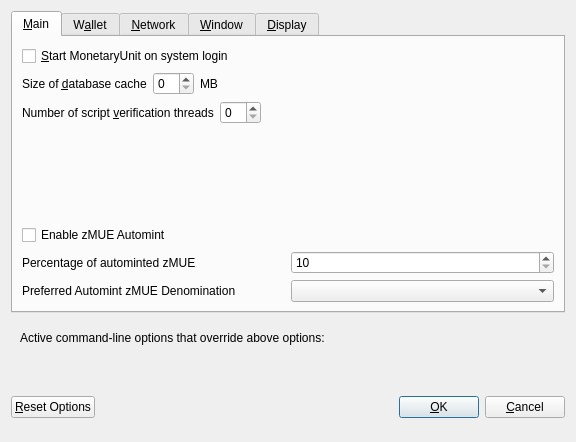
The window that src/qt/forms/optionsdialog.ui (theboldproject/BOLD) describes before a commit, drawn with Qt 5.
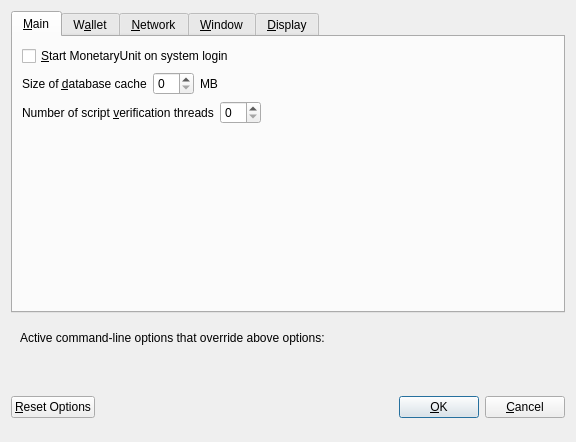
The same window after the commit. The open tabs and pages were chosen to show the change. Custom widgets are drawn as their Qt base class.

```diff
--- a/src/qt/forms/optionsdialog.ui
+++ b/src/qt/forms/optionsdialog.ui
@@ -130,85 +130,6 @@
          </property>
         </spacer>
        </item>
-       <item>
-        <widget class="QCheckBox" name="checkBoxZeromintEnable">
-         <property name="toolTip">
-          <string>Enable automatic minting of MonetaryUnit units to zMUE</string>
-         </property>
-         <property name="layoutDirection">
-          <enum>Qt::LeftToRight</enum>
-         </property>
-         <property name="text">
-          <string>Enable zMUE Automint</string>
-         </property>
-        </widget>
-       </item>
-       <item>
-        <layout class="QHBoxLayout" name="horizontalLayout_3">
-         <item>
-          <widget class="QLabel" name="percentage_label">
-           <property name="toolTip">
-            <string>Percentage of incoming MUE which get automatically converted to zMUE via Zerocoin Protocol (min: 10%)</string>
-           </property>
-           <property name="text">
-            <string>Percentage of autominted zMUE</string>
-           </property>
-          </widget>
-         </item>
-         <item>
-          <widget class="QSpinBox" name="zeromintPercentage">
-           <property name="minimum">
-            <number>10</number>
-           </property>
-           <property name="maximum">
-            <number>100</number>
-           </property>
-          </widget>
-         </item>
-        </layout>
-       </item>
-       <item>
-        <layout class="QHBoxLayout" name="horizontalLayout" stretch="0,0">
-         <property name="sizeConstraint">
-          <enum>QLayout::SetFixedSize</enum>
-         </property>
-         <item>
-          <widget class="QLabel" name="labelPreferredDenom">
-           <property name="maximumSize">
-            <size>
-             <width>16777215</width>
-             <height>16777215</height>
-            </size>
-           </property>
-           <property name="toolTip">
-            <string>Wait with automatic conversion to Zerocoin until enough MUE for this denomination is available</string>
-           </property>
-           <property name="text">
-            <string>Preferred Automint zMUE Denomination</string>
-           </property>
-          </widget>
-         </item>
-         <item>
-          <widget class="QComboBox" name="preferredDenom">
-           <property name="maximumSize">
-            <size>
-             <width>16777215</width>
-             <height>27</height>
-            </size>
-           </property>
-           <property name="toolTip">
-            <string>Wait with automatic conversion to Zerocoin until enough MUE for this denomination is available</string>
-           </property>
-           <property name="maxVisibleItems">
-            <number>9</number>
-           </property>
-           <property name="maxCount">
-            <number>9</number>
-           </property>
-          </widget>
-         </item>
-        </layout>
-       </item>
       </layout>
      </widget>
      <widget class="QWidget" name="tabWallet">
```
Left out of the diff: 2 changed lines with no effect on the pictures.
